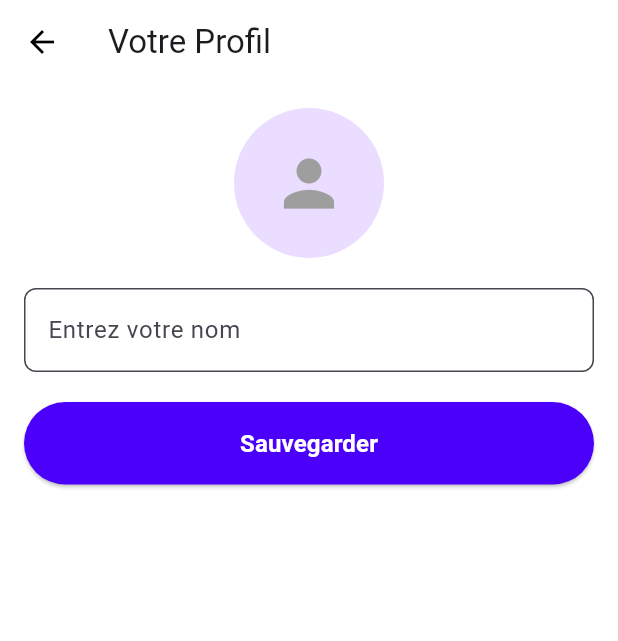
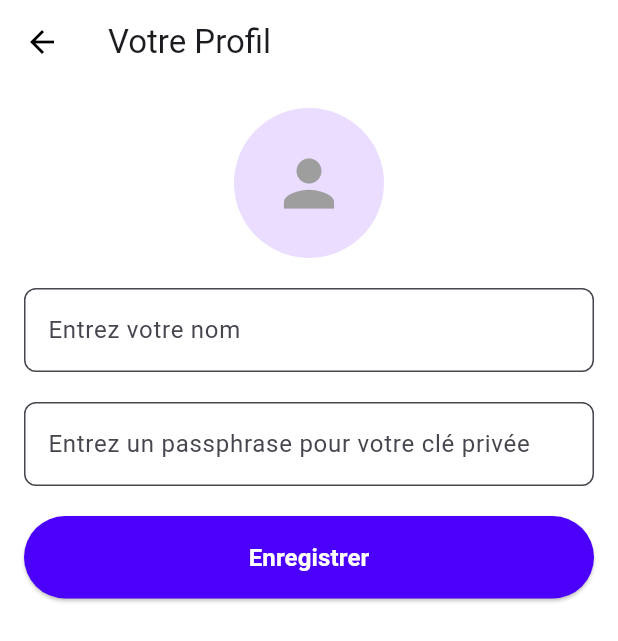
Before and after one commit to ArthurPV/secure-chat, a Flutter app: the ProfileScreen screen opened by its route, on a phone screen of 412 x 824 dp. Shown: the top 641 px of the screen. Run offline on Flutter 3.47's test engine with Material 3 defaults, Android fonts, the phone set to English and light mode, and no system bars; our stand-ins replace cloud_firestore, firebase_auth, firebase_core, flutter_svg, image_picker, shared_preferences; accounts and stored records are empty.

Commit message:
Encryption Started test

```diff
--- a/frontend/securechat/secure_chat/lib/screens/profile.dart
+++ b/frontend/securechat/secure_chat/lib/screens/profile.dart
@@ -1,6 +1,8 @@
+import 'dart:convert';
 import 'package:flutter/material.dart';
-import '../repositories/data_repository.dart'; // Adjust the import path as needed
+import '../repositories/data_repository.dart';
 import '../utils/local_storage.dart';
+import '../utils/crypto_utils.dart';
 
 class ProfileScreen extends StatefulWidget {
   @override
@@ -8,10 +10,10 @@ class ProfileScreen extends StatefulWidget {
 }
 
 class _ProfileScreenState extends State<ProfileScreen> {
-  // Create an instance of the repository.
   final DataRepository repository = FirebaseDataRepository();
 
   TextEditingController _nameController = TextEditingController();
+  TextEditingController _passphraseController = TextEditingController(); // New controller for passphrase
   String? _profilePicture;
   String? _errorMessage;
   bool _isButtonEnabled = true;
@@ -35,23 +37,46 @@ class _ProfileScreenState extends State<ProfileScreen> {
 
   void _saveUserData() async {
     String name = _nameController.text.trim();
+    String passphrase = _passphraseController.text.trim();
+
     if (name.isEmpty) {
       setState(() {
         _errorMessage = "Le nom ne peut pas être vide";
       });
       return;
     }
+    if (passphrase.isEmpty) {
+      setState(() {
+        _errorMessage = "Un passphrase est requis pour sécuriser votre clé privée";
+      });
+      return;
+    }
 
     // Retrieve phone number from local storage.
     String? phone = await LocalStorage.getPhoneNumber();
-    // Create a profile object using the current name, picture, and phone number.
     var profile = UserProfile(
       username: name,
       profilePicture: _profilePicture ?? "",
       phoneNumber: phone ?? "",
     );
+
     try {
+      // Generate an RSA key pair.
+      final keyPair = generateRSAKeyPair();
+      // For demonstration purposes, we simply convert the private key to string.
+      // In a real-world scenario, you'll want to properly encode it as PEM.
+      String privateKeyStr = keyPair.privateKey.toString();
+
+      // Encrypt the private key with the passphrase.
+      final encryptionResult = encryptPrivateKey(privateKeyStr, passphrase);
+
+      // Save the encrypted private key (as a JSON string) in local storage.
+      String encryptedPrivateKeyJson = jsonEncode(encryptionResult);
+      await LocalStorage.savePrivateKey(encryptedPrivateKeyJson);
+
+      // Save the profile via your repository.
       await repository.updateUserProfile(profile);
+
       ScaffoldMessenger.of(context).showSnackBar(
         SnackBar(content: Text("Profil sauvegardé!")),
       );
@@ -85,7 +110,7 @@ class _ProfileScreenState extends State<ProfileScreen> {
             GestureDetector(
               onTap: () {
                 setState(() {
-                  // Simulate an image selection.
+                  // Simulate image selection.
                   _profilePicture = "https://placehold.co/100";
                 });
               },
@@ -114,20 +139,35 @@ class _ProfileScreenState extends State<ProfileScreen> {
               ),
             ),
             SizedBox(height: 20),
+            // Passphrase Input Field
+            TextField(
+              controller: _passphraseController,
+              decoration: InputDecoration(
+                labelText: "Entrez un passphrase pour votre clé privée",
+                filled: true,
+                fillColor: Colors.white,
+                border: OutlineInputBorder(
+                  borderRadius: BorderRadius.circular(8),
+                ),
+                errorText: _errorMessage,
+              ),
+              obscureText: true,
+            ),
+            SizedBox(height: 20),
             // Save Button
             SizedBox(
               width: double.infinity,
               child: ElevatedButton(
-                onPressed: _saveUserData,
+                onPressed: _isButtonEnabled ? _saveUserData : null,
                 style: ElevatedButton.styleFrom(
-                  backgroundColor: Color(0xFF4B00FA),
+                  backgroundColor: _isButtonEnabled ? Color(0xFF4B00FA) : Colors.grey,
                   shape: RoundedRectangleBorder(
                     borderRadius: BorderRadius.circular(30),
                   ),
                   padding: EdgeInsets.symmetric(vertical: 16),
                 ),
                 child: Text(
-                  "Sauvegarder",
+                  "Enregistrer",
                   style: TextStyle(
                     color: Colors.white,
                     fontSize: 16,
--- a/frontend/securechat/secure_chat/pubspec.yaml
+++ b/frontend/securechat/secure_chat/pubspec.yaml
@@ -21,6 +21,7 @@ dependencies:
   firebase_core: ^3.9.0
   cloud_firestore: ^5.6.5
   intl: ^0.18.0
+  pointycastle: ^3.4.0
 
 
 dev_dependencies:
```
Also changed, not shown: frontend/securechat/secure_chat/lib/utils/local_storage.dart (+20 -1 lines), frontend/securechat/secure_chat/pubspec.lock.
